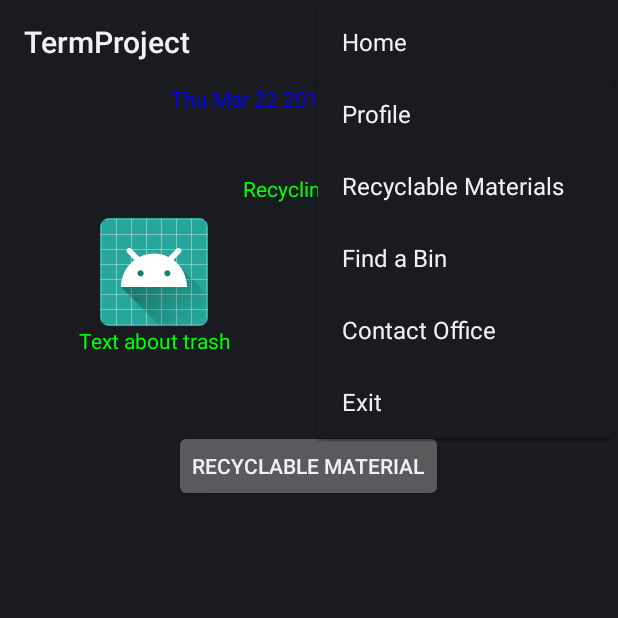
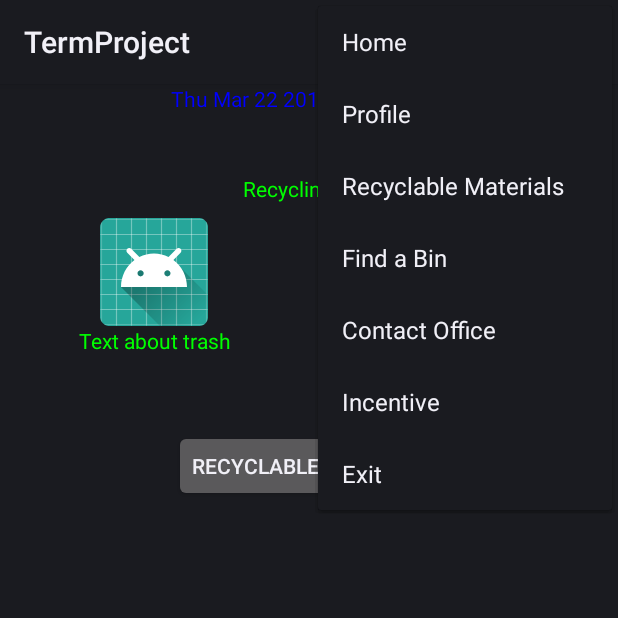
Before and after one commit to jensiegel3/TermProject, an Android app: the screen it shows after launch (HomePage), with the options menu open, on a phone screen of 412 x 824 dp, the top half of it. Run offline under Robolectric (Android 15) with nearby library versions, the phone set to English and light mode, and no system bars.

Commit message:
Jen's update 3:19

```diff
--- a/app/src/main/AndroidManifest.xml
+++ b/app/src/main/AndroidManifest.xml
@@ -24,7 +24,9 @@
             </intent-filter>
         </activity>
         <activity android:name=".Materials" />
-        <activity android:name=".Profile"></activity>
+        <activity android:name=".Profile" />
+        <activity android:name=".Incentive"></activity>
     </application>
+    <uses-permission android:name="android.permission.INTERNET" />
 
 </manifest>
--- a/app/src/main/java/com/example/jennifersiegel/termproject/HomePage.java
+++ b/app/src/main/java/com/example/jennifersiegel/termproject/HomePage.java
@@ -72,6 +72,12 @@ public class HomePage extends Activity implements OnClickListener {
                 startActivity(iMaterials);
                 return true;
 
+            case R.id.incentiveMenu:
+                // can I use the same name?
+                Intent iIncentive = new Intent(this, Incentive.class);
+                startActivity(iIncentive);
+                return true;
+
             case R.id.exit:
                 finish();
                 return true;
--- /dev/null
+++ b/app/src/main/java/com/example/jennifersiegel/termproject/Incentive.java
@@ -0,0 +1,30 @@
+package com.example.jennifersiegel.termproject;
+
+import android.app.Activity;
+import android.content.Intent;
+import android.graphics.Paint;
+import android.net.Uri;
+import android.os.Bundle;
+import android.view.View;
+import android.view.View.OnClickListener;
+import android.widget.TextView;
+
+public class Incentive extends Activity implements OnClickListener{
+
+
+    @Override
+    protected void onCreate(Bundle savedInstanceState) {
+        super.onCreate(savedInstanceState);
+        setContentView(R.layout.activity_incentive);
+        TextView learnMore = (TextView) findViewById(R.id.citation);
+        learnMore.setOnClickListener(this);
+        learnMore.setPaintFlags(learnMore.getPaintFlags() | Paint.UNDERLINE_TEXT_FLAG);
+
+    }
+
+    public void onClick(View v) {
+        Uri uriUrl = Uri.parse("https://www.conserve-energy-future.com/various-recycling-facts.php");
+        Intent launchBrowser = new Intent(Intent.ACTION_VIEW, uriUrl);
+        startActivity(launchBrowser);
+    }
+}
--- a/app/src/main/res/drawable/ic_launcher_background.xml
+++ b/app/src/main/res/drawable/ic_launcher_background.xml
@@ -1,170 +1,74 @@
 <?xml version="1.0" encoding="utf-8"?>
-<vector xmlns:android="http://schemas.android.com/apk/res/android"
+<vector
+    android:height="108dp"
     android:width="108dp"
-    android:height="108dp"
     android:viewportHeight="108"
-    android:viewportWidth="108">
-    <path
-        android:fillColor="#26A69A"
-        android:pathData="M0,0h108v108h-108z" />
-    <path
-        android:fillColor="#00000000"
-        android:pathData="M9,0L9,108"
-        android:strokeColor="#33FFFFFF"
-        android:strokeWidth="0.8" />
-    <path
-        android:fillColor="#00000000"
-        android:pathData="M19,0L19,108"
-        android:strokeColor="#33FFFFFF"
-        android:strokeWidth="0.8" />
-    <path
-        android:fillColor="#00000000"
-        android:pathData="M29,0L29,108"
-        android:strokeColor="#33FFFFFF"
-        android:strokeWidth="0.8" />
-    <path
-        android:fillColor="#00000000"
-        android:pathData="M39,0L39,108"
-        android:strokeColor="#33FFFFFF"
-        android:strokeWidth="0.8" />
-    <path
-        android:fillColor="#00000000"
-        android:pathData="M49,0L49,108"
-        android:strokeColor="#33FFFFFF"
-        android:strokeWidth="0.8" />
-    <path
-        android:fillColor="#00000000"
-        android:pathData="M59,0L59,108"
-        android:strokeColor="#33FFFFFF"
-        android:strokeWidth="0.8" />
-    <path
-        android:fillColor="#00000000"
-        android:pathData="M69,0L69,108"
-        android:strokeColor="#33FFFFFF"
-        android:strokeWidth="0.8" />
-    <path
-        android:fillColor="#00000000"
-        android:pathData="M79,0L79,108"
-        android:strokeColor="#33FFFFFF"
-        android:strokeWidth="0.8" />
-    <path
-        android:fillColor="#00000000"
-        android:pathData="M89,0L89,108"
-        android:strokeColor="#33FFFFFF"
-        android:strokeWidth="0.8" />
-    <path
-        android:fillColor="#00000000"
-        android:pathData="M99,0L99,108"
-        android:strokeColor="#33FFFFFF"
-        android:strokeWidth="0.8" />
-    <path
-        android:fillColor="#00000000"
-        android:pathData="M0,9L108,9"
-        android:strokeColor="#33FFFFFF"
-        android:strokeWidth="0.8" />
-    <path
-        android:fillColor="#00000000"
-        android:pathData="M0,19L108,19"
-        android:strokeColor="#33FFFFFF"
-        android:strokeWidth="0.8" />
-    <path
-        android:fillColor="#00000000"
-        android:pathData="M0,29L108,29"
-        android:strokeColor="#33FFFFFF"
-        android:strokeWidth="0.8" />
-    <path
-        android:fillColor="#00000000"
-        android:pathData="M0,39L108,39"
-        android:strokeColor="#33FFFFFF"
-        android:strokeWidth="0.8" />
-    <path
-        android:fillColor="#00000000"
-        android:pathData="M0,49L108,49"
-        android:strokeColor="#33FFFFFF"
-        android:strokeWidth="0.8" />
-    <path
-        android:fillColor="#00000000"
-        android:pathData="M0,59L108,59"
-        android:strokeColor="#33FFFFFF"
-        android:strokeWidth="0.8" />
-    <path
-        android:fillColor="#00000000"
-        android:pathData="M0,69L108,69"
-        android:strokeColor="#33FFFFFF"
-        android:strokeWidth="0.8" />
-    <path
-        android:fillColor="#00000000"
-        android:pathData="M0,79L108,79"
-        android:strokeColor="#33FFFFFF"
-        android:strokeWidth="0.8" />
-    <path
-        android:fillColor="#00000000"
-        android:pathData="M0,89L108,89"
-        android:strokeColor="#33FFFFFF"
-        android:strokeWidth="0.8" />
-    <path
-        android:fillColor="#00000000"
-        android:pathData="M0,99L108,99"
-        android:strokeColor="#33FFFFFF"
-        android:strokeWidth="0.8" />
-    <path
-        android:fillColor="#00000000"
-        android:pathData="M19,29L89,29"
-        android:strokeColor="#33FFFFFF"
-        android:strokeWidth="0.8" />
-    <path
-        android:fillColor="#00000000"
-        android:pathData="M19,39L89,39"
-        android:strokeColor="#33FFFFFF"
-        android:strokeWidth="0.8" />
-    <path
-        android:fillColor="#00000000"
-        android:pathData="M19,49L89,49"
-        android:strokeColor="#33FFFFFF"
-        android:strokeWidth="0.8" />
-    <path
-        android:fillColor="#00000000"
-        android:pathData="M19,59L89,59"
-        android:strokeColor="#33FFFFFF"
-        android:strokeWidth="0.8" />
-    <path
-        android:fillColor="#00000000"
-        android:pathData="M19,69L89,69"
-        android:strokeColor="#33FFFFFF"
-        android:strokeWidth="0.8" />
-    <path
-        android:fillColor="#00000000"
-        android:pathData="M19,79L89,79"
-        android:strokeColor="#33FFFFFF"
-        android:strokeWidth="0.8" />
-    <path
-        android:fillColor="#00000000"
-        android:pathData="M29,19L29,89"
-        android:strokeColor="#33FFFFFF"
-        android:strokeWidth="0.8" />
-    <path
-        android:fillColor="#00000000"
-        android:pathData="M39,19L39,89"
-        android:strokeColor="#33FFFFFF"
-        android:strokeWidth="0.8" />
-    <path
-        android:fillColor="#00000000"
-        android:pathData="M49,19L49,89"
-        android:strokeColor="#33FFFFFF"
-        android:strokeWidth="0.8" />
-    <path
-        android:fillColor="#00000000"
-        android:pathData="M59,19L59,89"
-        android:strokeColor="#33FFFFFF"
-        android:strokeWidth="0.8" />
-    <path
-        android:fillColor="#00000000"
-        android:pathData="M69,19L69,89"
-        android:strokeColor="#33FFFFFF"
-        android:strokeWidth="0.8" />
-    <path
-        android:fillColor="#00000000"
-        android:pathData="M79,19L79,89"
-        android:strokeColor="#33FFFFFF"
-        android:strokeWidth="0.8" />
+    android:viewportWidth="108"
+    xmlns:android="http://schemas.android.com/apk/res/android">
+    <path android:fillColor="#26A69A"
+          android:pathData="M0,0h108v108h-108z"/>
+    <path android:fillColor="#00000000" android:pathData="M9,0L9,108"
+          android:strokeColor="#33FFFFFF" android:strokeWidth="0.8"/>
+    <path android:fillColor="#00000000" android:pathData="M19,0L19,108"
+          android:strokeColor="#33FFFFFF" android:strokeWidth="0.8"/>
+    <path android:fillColor="#00000000" android:pathData="M29,0L29,108"
+          android:strokeColor="#33FFFFFF" android:strokeWidth="0.8"/>
+    <path android:fillColor="#00000000" android:pathData="M39,0L39,108"
+          android:strokeColor="#33FFFFFF" android:strokeWidth="0.8"/>
+    <path android:fillColor="#00000000" android:pathData="M49,0L49,108"
+          android:strokeColor="#33FFFFFF" android:strokeWidth="0.8"/>
+    <path android:fillColor="#00000000" android:pathData="M59,0L59,108"
+          android:strokeColor="#33FFFFFF" android:strokeWidth="0.8"/>
+    <path android:fillColor="#00000000" android:pathData="M69,0L69,108"
+          android:strokeColor="#33FFFFFF" android:strokeWidth="0.8"/>
+    <path android:fillColor="#00000000" android:pathData="M79,0L79,108"
+          android:strokeColor="#33FFFFFF" android:strokeWidth="0.8"/>
+    <path android:fillColor="#00000000" android:pathData="M89,0L89,108"
+          android:strokeColor="#33FFFFFF" android:strokeWidth="0.8"/>
+    <path android:fillColor="#00000000" android:pathData="M99,0L99,108"
+          android:strokeColor="#33FFFFFF" android:strokeWidth="0.8"/>
+    <path android:fillColor="#00000000" android:pathData="M0,9L108,9"
+          android:strokeColor="#33FFFFFF" android:strokeWidth="0.8"/>
+    <path android:fillColor="#00000000" android:pathData="M0,19L108,19"
+          android:strokeColor="#33FFFFFF" android:strokeWidth="0.8"/>
+    <path android:fillColor="#00000000" android:pathData="M0,29L108,29"
+          android:strokeColor="#33FFFFFF" android:strokeWidth="0.8"/>
+    <path android:fillColor="#00000000" android:pathData="M0,39L108,39"
+          android:strokeColor="#33FFFFFF" android:strokeWidth="0.8"/>
+    <path android:fillColor="#00000000" android:pathData="M0,49L108,49"
+          android:strokeColor="#33FFFFFF" android:strokeWidth="0.8"/>
+    <path android:fillColor="#00000000" android:pathData="M0,59L108,59"
+          android:strokeColor="#33FFFFFF" android:strokeWidth="0.8"/>
+    <path android:fillColor="#00000000" android:pathData="M0,69L108,69"
+          android:strokeColor="#33FFFFFF" android:strokeWidth="0.8"/>
+    <path android:fillColor="#00000000" android:pathData="M0,79L108,79"
+          android:strokeColor="#33FFFFFF" android:strokeWidth="0.8"/>
+    <path android:fillColor="#00000000" android:pathData="M0,89L108,89"
+          android:strokeColor="#33FFFFFF" android:strokeWidth="0.8"/>
+    <path android:fillColor="#00000000" android:pathData="M0,99L108,99"
+          android:strokeColor="#33FFFFFF" android:strokeWidth="0.8"/>
+    <path android:fillColor="#00000000" android:pathData="M19,29L89,29"
+          android:strokeColor="#33FFFFFF" android:strokeWidth="0.8"/>
+    <path android:fillColor="#00000000" android:pathData="M19,39L89,39"
+          android:strokeColor="#33FFFFFF" android:strokeWidth="0.8"/>
+    <path android:fillColor="#00000000" android:pathData="M19,49L89,49"
+          android:strokeColor="#33FFFFFF" android:strokeWidth="0.8"/>
+    <path android:fillColor="#00000000" android:pathData="M19,59L89,59"
+          android:strokeColor="#33FFFFFF" android:strokeWidth="0.8"/>
+    <path android:fillColor="#00000000" android:pathData="M19,69L89,69"
+          android:strokeColor="#33FFFFFF" android:strokeWidth="0.8"/>
+    <path android:fillColor="#00000000" android:pathData="M19,79L89,79"
+          android:strokeColor="#33FFFFFF" android:strokeWidth="0.8"/>
+    <path android:fillColor="#00000000" android:pathData="M29,19L29,89"
+          android:strokeColor="#33FFFFFF" android:strokeWidth="0.8"/>
+    <path android:fillColor="#00000000" android:pathData="M39,19L39,89"
+          android:strokeColor="#33FFFFFF" android:strokeWidth="0.8"/>
+    <path android:fillColor="#00000000" android:pathData="M49,19L49,89"
+          android:strokeColor="#33FFFFFF" android:strokeWidth="0.8"/>
+    <path android:fillColor="#00000000" android:pathData="M59,19L59,89"
+          android:strokeColor="#33FFFFFF" android:strokeWidth="0.8"/>
+    <path android:fillColor="#00000000" android:pathData="M69,19L69,89"
+          android:strokeColor="#33FFFFFF" android:strokeWidth="0.8"/>
+    <path android:fillColor="#00000000" android:pathData="M79,19L79,89"
+          android:strokeColor="#33FFFFFF" android:strokeWidth="0.8"/>
 </vector>
--- /dev/null
+++ b/app/src/main/res/layout/activity_incentive.xml
@@ -0,0 +1,64 @@
+<?xml version="1.0" encoding="utf-8"?>
+<LinearLayout xmlns:android="http://schemas.android.com/apk/res/android"
+    android:layout_width="match_parent"
+    android:layout_height="match_parent"
+    android:orientation="vertical" >
+
+    <TextView
+        android:layout_width="match_parent"
+        android:layout_height="wrap_content"
+        android:gravity="center"
+        android:textColor="#FF00FF00"
+        android:layout_margin="5dp"
+        android:text="Congratulations!" />
+
+    <TextView
+        android:layout_width="match_parent"
+        android:layout_height="wrap_content"
+        android:gravity="center"
+        android:textColor="#FF00FF00"
+        android:layout_margin="5dp"
+        android:text="You earned 10 points!" />
+
+    <TextView
+        android:layout_width="match_parent"
+        android:layout_height="wrap_content"
+        android:gravity="center"
+        android:textColor="#FF00FF00"
+        android:layout_margin="5dp"
+        android:text="Get 20% off your next purchase using barcode below." />
+
+    <ImageView
+        android:layout_width="wrap_content"
+        android:layout_height="wrap_content"
+        android:layout_gravity="center"
+        android:layout_margin="5dp"
+        android:src="@mipmap/ic_launcher"
+        />
+
+    <TextView
+        android:id="@+id/citation"
+        android:layout_width="match_parent"
+        android:layout_height="wrap_content"
+        android:gravity="center"
+        android:textColor="#FF00FF00"
+        android:layout_margin="5dp"
+        android:text="Plastic bags that are thrown into the ocean kill over a million sea creatures a year." />
+
+    <TextView
+        android:layout_width="match_parent"
+        android:layout_height="wrap_content"
+        android:gravity="center"
+        android:textColor="#FF00FF00"
+        android:layout_margin="5dp"
+        android:text="Thanks for helping out!" />
+
+    <ImageView
+        android:layout_width="wrap_content"
+        android:layout_height="wrap_content"
+        android:layout_gravity="center"
+        android:layout_margin="5dp"
+        android:src="@mipmap/ic_launcher_turtle"
+        />
+
+</LinearLayout>
--- a/app/src/main/res/menu/menu.xml
+++ b/app/src/main/res/menu/menu.xml
@@ -20,6 +20,10 @@
         android:title="Contact Office"
         android:showAsAction="never"
         />
+    <item android:id="@+id/incentiveMenu"
+        android:title="Incentive"
+        android:showAsAction="never"
+        />
     <item android:id="@+id/exit"
         android:title="Exit"
         android:showAsAction="never"
```
